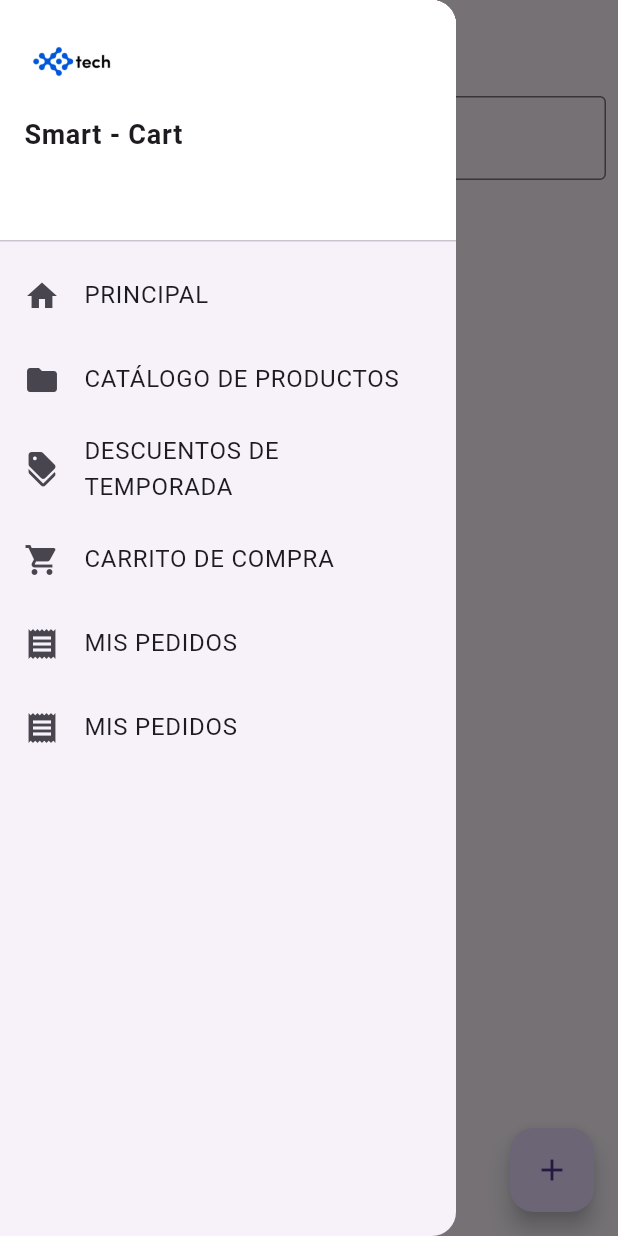
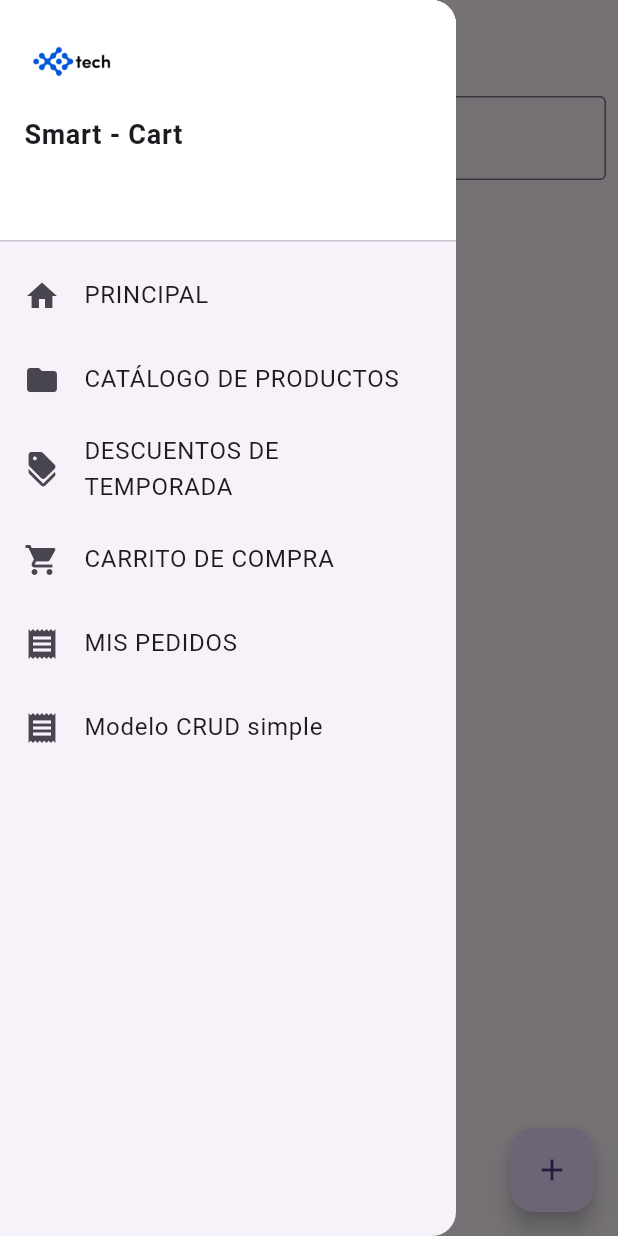
Before and after one commit to daviddlv007/SI2_primer_parcial_frontend_movil, a Flutter app: the PersonaView screen opened by its route, with the side drawer open, on a phone screen of 412 x 824 dp. Run offline on Flutter 3.47's test engine with Material 3 defaults, Android fonts, the phone set to English and light mode, and no system bars; network calls fail.

Commit message:
Restructuración de rutas y de modelo de solicitudes CRUD a la API REST

```diff
--- a/lib/main_drawer.dart
+++ b/lib/main_drawer.dart
@@ -43,7 +43,7 @@ class MainDrawer extends StatelessWidget {
             context,
           ),
           _drawerItem(Icons.receipt, 'MIS PEDIDOS', '/pedidos', context),
-          _drawerItem(Icons.receipt, 'MIS PEDIDOS', '/personas', context),
+          _drawerItem(Icons.receipt, 'Modelo CRUD simple', '/personas', context),
         ],
       ),
     );
```
